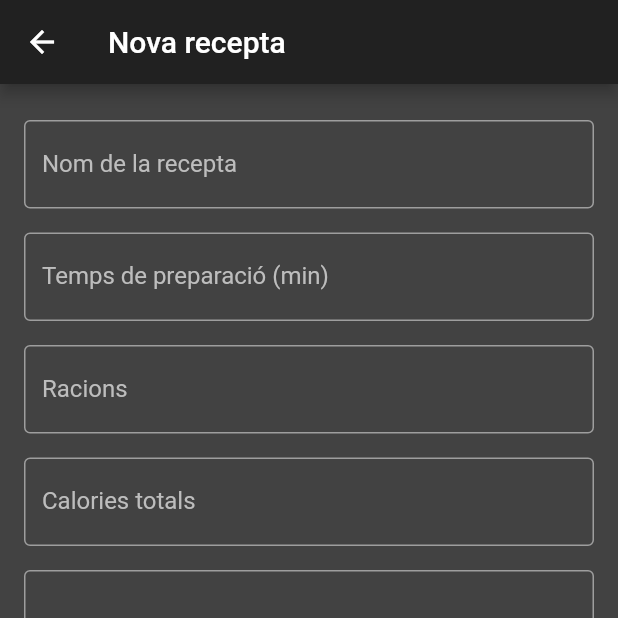
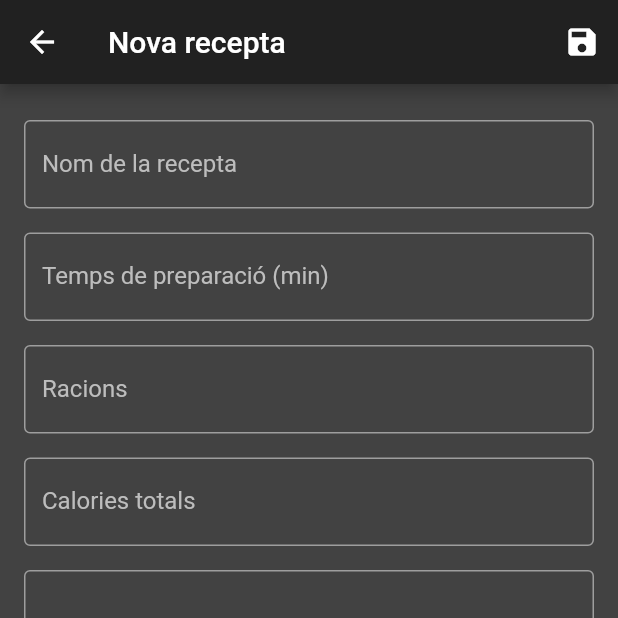
Before and after one commit to clarabarba08/projecte_final_progApps, a Flutter app: the PantallaEditaRecepta screen opened by its route, after a tap on "Desa", on a phone screen of 412 x 824 dp, the top half of it. Run offline on Flutter 3.47's test engine with Material 2 defaults, Android fonts, the phone set to English and light mode, and no system bars; network calls fail.

Commit message:
Added save button in edditRecipe

```diff
--- a/lib/pages/pantalla_edita_recepta.dart
+++ b/lib/pages/pantalla_edita_recepta.dart
@@ -13,6 +13,22 @@ class _PantallaEditaReceptaState extends State<PantallaEditaRecepta> {
     for (var i = 0; i < 7; i++) TextEditingController()
   ];
   String pageName = "Nova recepta";
+
+  void saveRecepta() {
+    Recepta recepta = Recepta({
+      "nom": controllers[0].text,
+      "tempsPreparacio": int.parse(controllers[1].text),
+      "persones": int.parse(controllers[2].text),
+      "calories": int.parse(controllers[3].text),
+      "valoracio": 0,
+      "ingredients": controllers[4].text.split('\n'),
+      "pasAPas": controllers[5].text.split('\n'),
+      "imatge": controllers[6].text == ""
+          ? "https://encrypted-tbn0.gstatic.com/images?q=tbn:ANd9GcTkRKA2d4bynFWUL1-K4cCg4GYUNeBC7R9RtycIkKGf6jL8zhrUj9yROdOUH53yhNTjEgw&usqp=CAU"
+          : controllers[6].text,
+    });
+    Navigator.pop(context, recepta);
+  }
 
   @override
   void didChangeDependencies() {
@@ -41,6 +57,14 @@ class _PantallaEditaReceptaState extends State<PantallaEditaRecepta> {
         ),
         backgroundColor: Colors.grey[900],
         iconTheme: const IconThemeData(color: Colors.white),
+        actions: [
+          IconButton(
+            icon: const Icon(Icons.save),
+            onPressed: () {
+              saveRecepta();
+            },
+          ),
+        ],
       ),
       backgroundColor: Colors.grey[800],
       body: Padding(
@@ -65,21 +89,7 @@ class _PantallaEditaReceptaState extends State<PantallaEditaRecepta> {
             Center(
               child: ElevatedButton(
                 child: const Text("Desa"),
-                onPressed: () {
-                  final Recepta recepta = Recepta({
-                    "nom": controllers[0].text,
-                    "tempsPreparacio": int.parse(controllers[1].text),
-                    "persones": int.parse(controllers[2].text),
-                    "calories": int.parse(controllers[3].text),
-                    "valoracio": 0,
-                    "ingredients": controllers[4].text.split('\n'),
-                    "pasAPas": controllers[5].text.split('\n'),
-                    "imatge": controllers[6].text == ""
-                        ? "https://encrypted-tbn0.gstatic.com/images?q=tbn:ANd9GcTkRKA2d4bynFWUL1-K4cCg4GYUNeBC7R9RtycIkKGf6jL8zhrUj9yROdOUH53yhNTjEgw&usqp=CAU"
-                        : controllers[6].text,
-                  });
-                  Navigator.pop(context, recepta);
-                },
+                onPressed: saveRecepta,
               ),
             ),
           ],
```
